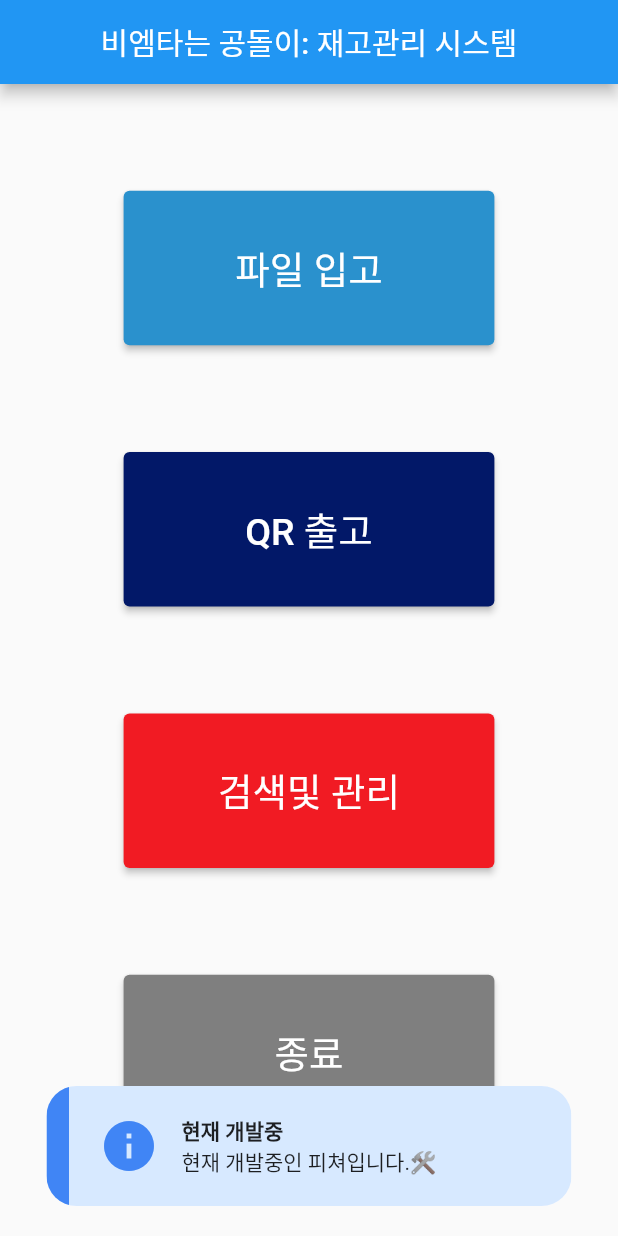
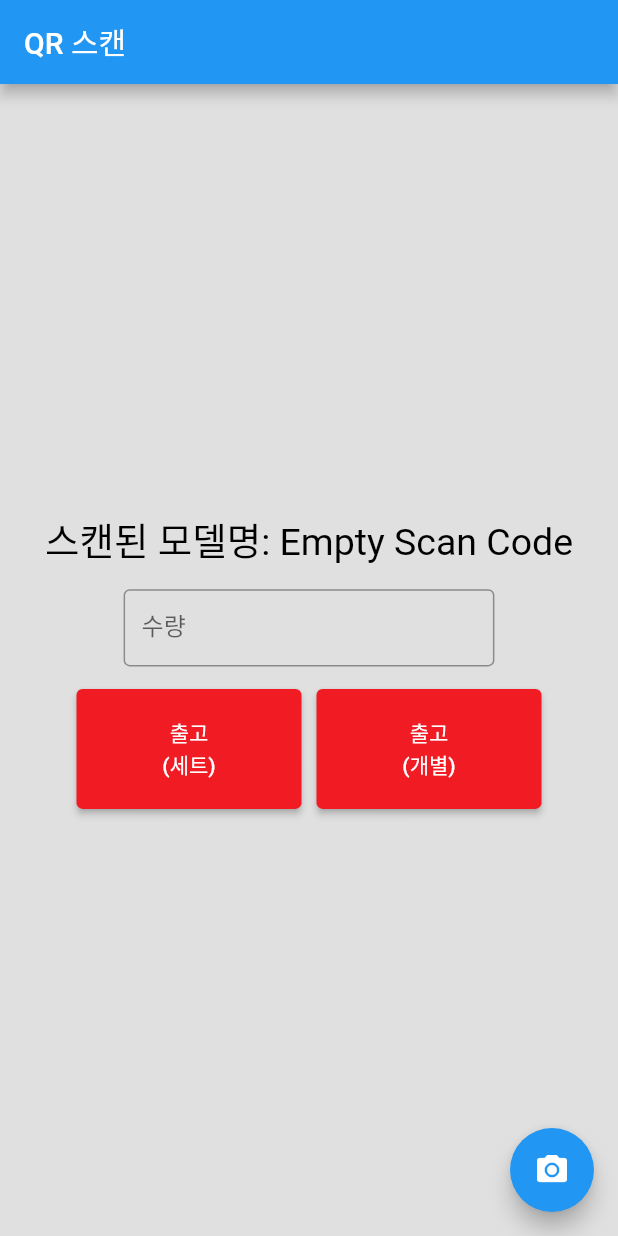
Before and after one commit to doksuri761/lcqm, a Flutter app: the HomePage screen opened directly, after a tap on "QR 출고", on a phone screen of 412 x 824 dp. Run offline on Flutter 3.47's test engine with Material 2 defaults, Android fonts, the phone set to English and light mode, and no system bars; our stand-ins replace camera, device_info, dio, file_picker, firebase_core, firebase_storage and 4 more; missing offline and left inert: qrscan; accounts and stored records are empty; Roboto replaces fonts that are missing (gamjaflower).

Commit message:
Add: QR out

```diff
--- a/lib/main.dart
+++ b/lib/main.dart
@@ -1,4 +1,5 @@
 import 'dart:io';
+import 'package:dio/dio.dart';
 import 'package:fluttertoast/fluttertoast.dart';
 import 'package:firebase_core/firebase_core.dart';
 import 'package:flutter/material.dart';
@@ -8,6 +9,8 @@ import 'package:lcqm/login.dart';
 import 'package:motion_toast/motion_toast.dart';
 import 'firebase_options.dart';
 import 'in.dart';
+import 'package:qrscan/qrscan.dart' as scanner;
+import 'dart:async';
 
 void main() async {
   islogin();
@@ -114,21 +117,24 @@ class _HomePageState extends State<HomePage> {
                                 .roundToDouble())),
                   ),
                 ),
-
                 SizedBox(
                   width: MediaQuery.of(context).size.width * width,
                   height: MediaQuery.of(context).size.height * height,
                   child: ElevatedButton(
                     onPressed: () {
-                      MotionToast.info(
-                        title: const Text(
-                          '현재 개발중',
-                          style: TextStyle(
-                            fontWeight: FontWeight.bold,
-                          ),
-                        ),
-                        description: const Text('현재 개발중인 피쳐입니다.🛠'),
-                      ).show(context);
+                      Navigator.push(
+                        context,
+                        MaterialPageRoute(builder: (context) => const Qrscan()),
+                      );
+                      // MotionToast.info(
+                      //   title: const Text(
+                      //     '현재 개발중',
+                      //     style: TextStyle(
+                      //       fontWeight: FontWeight.bold,
+                      //     ),
+                      //   ),
+                      //   description: const Text('현재 개발중인 피쳐입니다.🛠'),
+                      // ).show(context);
                     },
                     style: ButtonStyle(
                         backgroundColor: MaterialStateProperty.all<Color>(
@@ -145,7 +151,6 @@ class _HomePageState extends State<HomePage> {
                                 .roundToDouble())),
                   ),
                 ),
-
                 SizedBox(
                   width: MediaQuery.of(context).size.width * width,
                   height: MediaQuery.of(context).size.height * height,
@@ -172,7 +177,6 @@ class _HomePageState extends State<HomePage> {
                                 .roundToDouble())),
                   ),
                 ),
-
                 SizedBox(
                   width: MediaQuery.of(context).size.width * width,
                   height: MediaQuery.of(context).size.height * height,
@@ -214,7 +218,8 @@ class _HomePageState extends State<HomePage> {
                             TextButton(
                                 onPressed: () {
                                   Navigator.pop(context);
-                                }, child: const Text("취소")),
+                                },
+                                child: const Text("취소")),
                             TextButton(
                                 onPressed: () {
                                   final box = Hive.box("auth");
@@ -225,8 +230,7 @@ class _HomePageState extends State<HomePage> {
                                 child: const Text("로그아웃"))
                           ],
                         );
-                      }
-                      );
+                      });
                 },
                 child: IconButton(
                   onPressed: () {
@@ -258,3 +262,167 @@ class _HomePageState extends State<HomePage> {
     );
   }
 }
+
+class Qrscan extends StatefulWidget {
+  const Qrscan({Key? key}) : super(key: key);
+
+  @override
+  State<Qrscan> createState() => _QrscanState();
+}
+
+class _QrscanState extends State<Qrscan> {
+  String? _output = 'Empty Scan Code';
+  final TextEditingController _amountController = TextEditingController();
+  Map<String, dynamic> headers = {};
+  Dio dio = Dio();
+
+  @override
+  initState() {
+    super.initState();
+    setState(() {
+      final box = Hive.box("auth");
+      headers = {"psk": box.get('psk', defaultValue: "null")};
+    });
+  }
+
+  @override
+  Widget build(BuildContext context) {
+    return MaterialApp(
+      home: Scaffold(
+        appBar: AppBar(
+          title: const Text('QR 스캔'),
+        ),
+        backgroundColor: Colors.grey[300],
+        body: Builder(
+          builder: (BuildContext context) {
+            return Center(
+              child: Column(
+                mainAxisAlignment: MainAxisAlignment.center,
+                children: [
+                  Text("스캔된 모델명: $_output",
+                      style: TextStyle(color: Colors.black, fontSize: (((MediaQuery.of(context).size.width +
+                          MediaQuery.of(context)
+                              .size
+                              .height) *
+                          0.001) *
+                          20)
+                          .roundToDouble())),
+                  const SizedBox(height: 15,),
+                  SizedBox(
+                    width: MediaQuery.of(context).size.width * width,
+                    height: MediaQuery.of(context).size.height * height / 2,
+                    child: TextField(
+                      controller: _amountController,
+                      decoration: const InputDecoration(
+                        border: OutlineInputBorder(),
+                        labelText: '수량',
+                      ),
+                    ),
+                  ),
+                  const SizedBox(height: 15,),
+              Row(
+                mainAxisAlignment: MainAxisAlignment.center,
+                children: [
+                SizedBox(
+                width: 150,
+                height: 80,
+                child: ElevatedButton(
+                    style: ButtonStyle(
+                        backgroundColor:
+                        MaterialStateProperty.all<
+                            Color>(
+                            const Color.fromRGBO(
+                                241, 27, 35, 1.0))),
+                    onPressed: () async {
+                      final res = await dio.get(
+                          "$baseuri:443/out/1/$_output/${_amountController.value.text}",
+                          options:
+                          Options(headers: headers));
+                      if (res.statusCode == 200) {
+                        outSuccess(context);
+                      } else {
+                        outError(context);
+                      }
+                    },
+                    child: const Text("출고\n(세트)",
+                        textAlign: TextAlign.center)),
+              ),
+              const SizedBox(
+                width: 10,
+              ),
+              SizedBox(
+                width: 150,
+                height: 80,
+                child: ElevatedButton(
+                    style: ButtonStyle(
+                        backgroundColor:
+                        MaterialStateProperty.all<
+                            Color>(
+                            const Color.fromRGBO(
+                                241, 27, 35, 1.0))),
+                    onPressed: () async {
+                      final res = await dio.get(
+                          "$baseuri:443/out/0/$_output/${_amountController.value.text}",
+                          options:
+                          Options(headers: headers));
+                      if (res.statusCode == 200) {
+                        outSuccess(context);
+                      } else {
+                        outError(context);
+                      }
+                    },
+                    child: const Text(
+                      "출고\n(개별)",
+                      textAlign: TextAlign.center,
+                    )),),],),
+                ],
+              ),
+            );
+          },
+        ),
+        //플로팅 액션 버튼으로 qr 스캔 함수 실행
+        floatingActionButton: FloatingActionButton(
+          onPressed: () => _scan(),
+          tooltip: 'scan',
+          child: const Icon(Icons.camera_alt),
+        ),
+      ),
+    );
+  }
+
+  //비동기 함수
+  Future _scan() async {
+    //스캔 시작 - 이때 스캔 될때까지 blocking
+    String? barcode = await scanner.scan();
+    //스캔 완료하면 _output 에 문자열 저장하면서 상태 변경 요청.
+    setState(() => _output = barcode);
+  }
+}
+
+void outError(BuildContext context) {
+  MotionToast.error(
+    title: const Text(
+      '출고 실패',
+      style: TextStyle(fontWeight: FontWeight.bold),
+    ),
+    description: const Text(
+      '출고에 실패하였습니다.',
+      style: TextStyle(fontSize: 12),
+    ),
+    dismissable: true,
+  ).show(context);
+}
+
+void outSuccess(BuildContext context) {
+  MotionToast.success(
+    title: const Text(
+      '출고 완료',
+      style: TextStyle(fontWeight: FontWeight.bold),
+    ),
+    description: const Text(
+      '출고가 성공적으로 완료되었습니다.',
+      style: TextStyle(fontSize: 12),
+    ),
+    dismissable: true,
+  ).show(context);
+}
--- a/pubspec.yaml
+++ b/pubspec.yaml
@@ -56,6 +56,7 @@ dependencies:
   flutter_localization: ^0.1.10
   fluttertoast: ^8.0.7
   camera: ^0.10.3+2
+  qrscan: ^0.3.3
 
 
 dev_dependencies:
```
Also changed, not shown: pubspec.lock.
